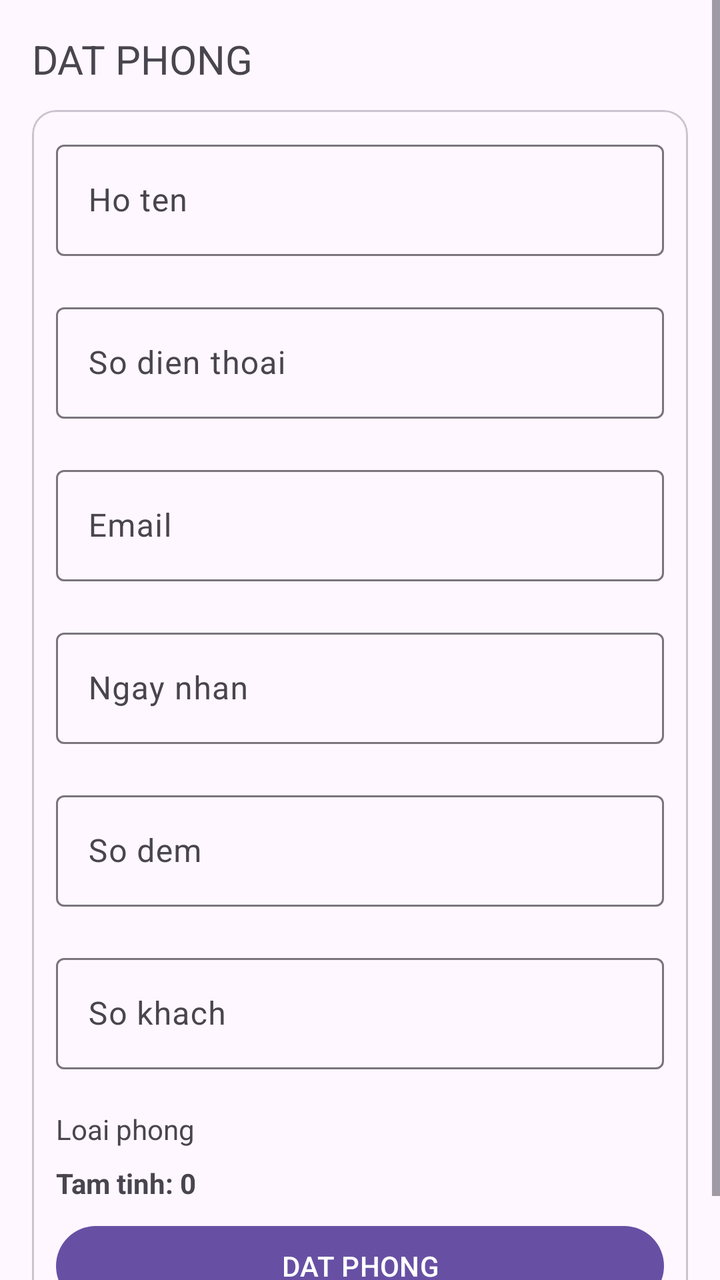
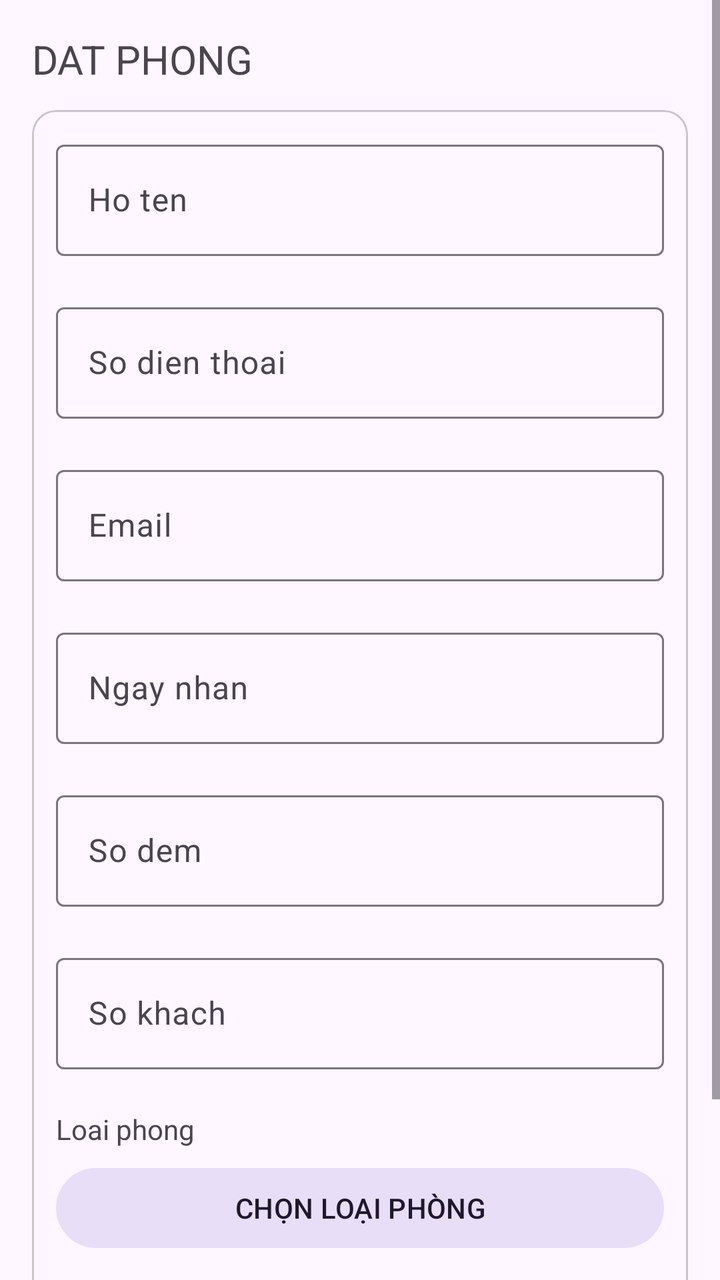

Screens rendered from an Android XML layout before and after an edit, with the pre-edit source and the edit as a unified diff.
<!-- AndroidManifest.xml: application theme Theme.Material3.DayNight.NoActionBar -->
<!-- res/layout/activity_dat_phong.xml -->
<?xml version="1.0" encoding="utf-8"?>
<ScrollView xmlns:android="http://schemas.android.com/apk/res/android"
    xmlns:app="http://schemas.android.com/apk/res-auto"
    android:layout_width="match_parent"
    android:layout_height="match_parent">

    <androidx.constraintlayout.widget.ConstraintLayout
        android:layout_width="match_parent"
        android:layout_height="wrap_content"
        android:padding="16dp">
        <TextView
            android:id="@+id/tvTieuDe"
            android:layout_width="0dp"
            android:layout_height="wrap_content"
            android:text="DAT PHONG"
            android:textSize="20sp"
            app:layout_constraintTop_toTopOf="parent"
            app:layout_constraintStart_toStartOf="parent"
            app:layout_constraintEnd_toEndOf="parent" />
        <com.google.android.material.card.MaterialCardView
            android:id="@+id/cardForm"
            android:layout_width="0dp"
            android:layout_height="wrap_content"
            android:layout_marginTop="12dp"
            app:layout_constraintTop_toBottomOf="@id/tvTieuDe"
            app:layout_constraintStart_toStartOf="parent"
            app:layout_constraintEnd_toEndOf="parent">
            <LinearLayout
                android:layout_width="match_parent"
                android:layout_height="wrap_content"
                android:orientation="vertical"
                android:padding="12dp">
                <com.google.android.material.textfield.TextInputLayout
                    android:id="@+id/tilHoTen"
                    android:layout_width="match_parent"
                    android:layout_height="wrap_content"
                    android:hint="Ho ten"
                    app:errorEnabled="true">
                    <com.google.android.material.textfield.TextInputEditText
                        android:id="@+id/edtHoTen"
                        android:layout_width="match_parent"
                        android:layout_height="wrap_content" />
                </com.google.android.material.textfield.TextInputLayout>
                <com.google.android.material.textfield.TextInputLayout
                    android:id="@+id/tilSdt"
                    android:layout_width="match_parent"
                    android:layout_height="wrap_content"
                    android:hint="So dien thoai"
                    app:errorEnabled="true">
                    <com.google.android.material.textfield.TextInputEditText
                        android:id="@+id/edtSdt"
                        android:layout_width="match_parent"
                        android:layout_height="wrap_content"
                        android:inputType="phone" />
                </com.google.android.material.textfield.TextInputLayout>
                <com.google.android.material.textfield.TextInputLayout
                    android:id="@+id/tilEmail"
                    android:layout_width="match_parent"
                    android:layout_height="wrap_content"
                    android:hint="Email"
                    app:errorEnabled="true">
                    <com.google.android.material.textfield.TextInputEditText
                        android:id="@+id/edtEmail"
                        android:layout_width="match_parent"
                        android:layout_height="wrap_content"
                        android:inputType="textEmailAddress" />
                </com.google.android.material.textfield.TextInputLayout>
                <com.google.android.material.textfield.TextInputLayout
                    android:id="@+id/tilNgayNhan"
                    android:layout_width="match_parent"
                    android:layout_height="wrap_content"
                    android:hint="Ngay nhan"
                    app:errorEnabled="true">
                    <com.google.android.material.textfield.TextInputEditText
                        android:id="@+id/edtNgayNhan"
                        android:layout_width="match_parent"
                        android:layout_height="wrap_content" />
                </com.google.android.material.textfield.TextInputLayout>
                <com.google.android.material.textfield.TextInputLayout
                    android:id="@+id/tilSoDem"
                    android:layout_width="match_parent"
                    android:layout_height="wrap_content"
                    android:hint="So dem"
                    app:errorEnabled="true">
                    <com.google.android.material.textfield.TextInputEditText
                        android:id="@+id/edtSoDem"
                        android:layout_width="match_parent"
                        android:layout_height="wrap_content"
                        android:inputType="number" />
                </com.google.android.material.textfield.TextInputLayout>
                <com.google.android.material.textfield.TextInputLayout
                    android:id="@+id/tilSoKhach"
                    android:layout_width="match_parent"
                    android:layout_height="wrap_content"
                    android:hint="So khach"
                    app:errorEnabled="true">
                    <com.google.android.material.textfield.TextInputEditText
                        android:id="@+id/edtSoKhach"
                        android:layout_width="match_parent"
                        android:layout_height="wrap_content"
                        android:inputType="number" />
                </com.google.android.material.textfield.TextInputLayout>
                <TextView
                    android:id="@+id/txtLoaiPhong"
                    android:layout_width="wrap_content"
                    android:layout_height="wrap_content"
                    android:text="Loai phong" />
                <TextView
                    android:id="@+id/txtTamTinh"
                    android:layout_width="wrap_content"
                    android:layout_height="wrap_content"
                    android:layout_marginVertical="8dp"
                    android:text="Tam tinh: 0"
                    android:textStyle="bold" />
                <com.google.android.material.button.MaterialButton
                    android:id="@+id/btnDatPhong"
                    android:layout_width="match_parent"
                    android:layout_height="wrap_content"
                    android:text="DAT PHONG" />
            </LinearLayout>
        </com.google.android.material.card.MaterialCardView>

    </androidx.constraintlayout.widget.ConstraintLayout>
</ScrollView>
<!-- resources referenced by this layout -->
<resources>

</resources>

<!-- the commit's change to res/layout/activity_dat_phong.xml (unified diff, before → after) -->
@@ -105,6 +105,13 @@
                     android:layout_width="wrap_content"
                     android:layout_height="wrap_content"
                     android:text="Loai phong" />
+                <com.google.android.material.button.MaterialButton
+                    android:id="@+id/btnChonPhong"
+                    style="@style/Widget.Material3.Button.TonalButton"
+                    android:layout_width="match_parent"
+                    android:layout_height="wrap_content"
+                    android:layout_marginVertical="6dp"
+                    android:text="CHỌN LOẠI PHÒNG" />
                 <TextView
                     android:id="@+id/txtTamTinh"
                     android:layout_width="wrap_content"
